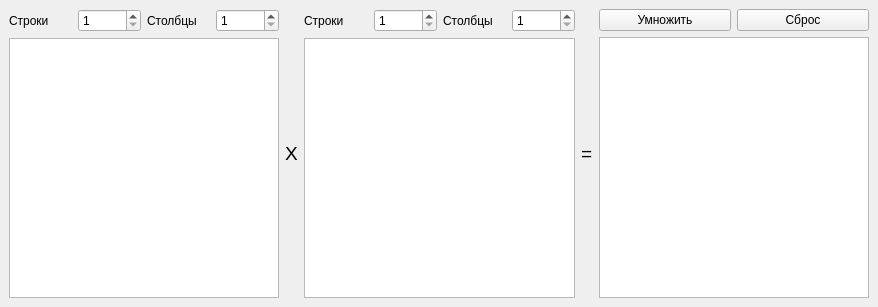
Before: the Qt Designer form src/MainWindow.ui in quasab/TwoMatrixMult, drawn with Qt 5.
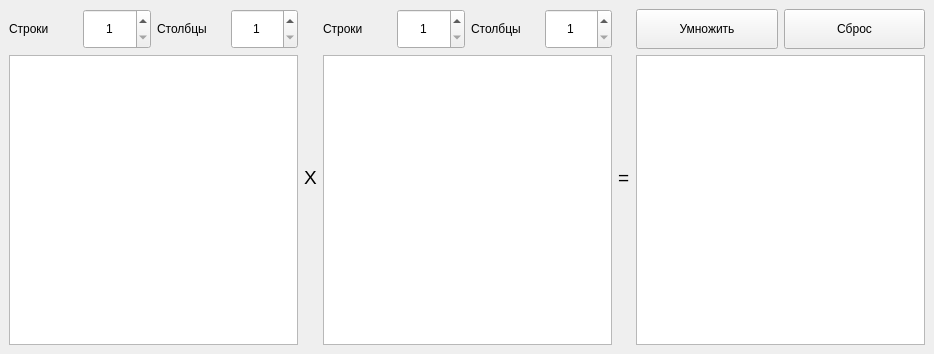
After: the same form once the commit is applied.

What changed in the file:
```diff
--- a/src/MainWindow.ui
+++ b/src/MainWindow.ui
@@ -6,8 +6,8 @@
    <rect>
     <x>0</x>
     <y>0</y>
-    <width>878</width>
-    <height>307</height>
+    <width>934</width>
+    <height>354</height>
    </rect>
   </property>
   <property name="windowTitle">
@@ -23,6 +23,12 @@
          <layout class="QHBoxLayout" name="horizontalLayout">
           <item>
            <widget class="QLabel" name="lbLeftRows">
+            <property name="minimumSize">
+             <size>
+              <width>0</width>
+              <height>40</height>
+             </size>
+            </property>
             <property name="text">
              <string>Строки</string>
             </property>
@@ -30,6 +36,15 @@
           </item>
           <item>
            <widget class="QSpinBox" name="sbLeftRows">
+            <property name="minimumSize">
+             <size>
+              <width>0</width>
+              <height>40</height>
+             </size>
+            </property>
+            <property name="alignment">
+             <set>Qt::AlignCenter</set>
+            </property>
             <property name="minimum">
              <number>1</number>
             </property>
@@ -41,6 +56,12 @@
          <layout class="QHBoxLayout" name="horizontalLayout_2">
           <item>
            <widget class="QLabel" name="lbLeftColumns">
+            <property name="minimumSize">
+             <size>
+              <width>0</width>
+              <height>40</height>
+             </size>
+            </property>
             <property name="text">
              <string>Столбцы</string>
             </property>
@@ -48,6 +69,15 @@
           </item>
           <item>
            <widget class="QSpinBox" name="sbLeftColumns">
+            <property name="minimumSize">
+             <size>
+              <width>0</width>
+              <height>40</height>
+             </size>
+            </property>
+            <property name="alignment">
+             <set>Qt::AlignCenter</set>
+            </property>
             <property name="minimum">
              <number>1</number>
             </property>
@@ -58,7 +88,44 @@
        </layout>
       </item>
       <item>
-       <widget class="QTableView" name="tvLeftMatrix"/>
+       <widget class="QTableView" name="tvLeftMatrix">
+        <property name="focusPolicy">
+         <enum>Qt::ClickFocus</enum>
+        </property>
+        <property name="inputMethodHints">
+         <set>Qt::ImhDigitsOnly</set>
+        </property>
+        <property name="selectionMode">
+         <enum>QAbstractItemView::SingleSelection</enum>
+        </property>
+        <property name="textElideMode">
+         <enum>Qt::ElideMiddle</enum>
+        </property>
+        <attribute name="horizontalHeaderCascadingSectionResizes">
+         <bool>false</bool>
+        </attribute>
+        <attribute name="horizontalHeaderMinimumSectionSize">
+         <number>35</number>
+        </attribute>
+        <attribute name="horizontalHeaderDefaultSectionSize">
+         <number>45</number>
+        </attribute>
+        <attribute name="horizontalHeaderStretchLastSection">
+         <bool>false</bool>
+        </attribute>
+        <attribute name="verticalHeaderCascadingSectionResizes">
+         <bool>false</bool>
+        </attribute>
+        <attribute name="verticalHeaderMinimumSectionSize">
+         <number>35</number>
+        </attribute>
+        <attribute name="verticalHeaderDefaultSectionSize">
+         <number>45</number>
+        </attribute>
+        <attribute name="verticalHeaderStretchLastSection">
+         <bool>false</bool>
+        </attribute>
+       </widget>
       </item>
      </layout>
     </item>
@@ -82,6 +149,12 @@
          <layout class="QHBoxLayout" name="horizontalLayout_4">
           <item>
            <widget class="QLabel" name="lbRightRows">
+            <property name="minimumSize">
+             <size>
+              <width>0</width>
+              <height>40</height>
+             </size>
+            </property>
             <property name="text">
              <string>Строки</string>
             </property>
@@ -89,6 +162,15 @@
           </item>
           <item>
            <widget class="QSpinBox" name="sbRightRows">
+            <property name="minimumSize">
+             <size>
+              <width>0</width>
+              <height>40</height>
+             </size>
+            </property>
+            <property name="alignment">
+             <set>Qt::AlignCenter</set>
+            </property>
             <property name="minimum">
              <number>1</number>
             </property>
@@ -100,6 +182,12 @@
          <layout class="QHBoxLayout" name="horizontalLayout_5">
           <item>
            <widget class="QLabel" name="lbRightColumns">
+            <property name="minimumSize">
+             <size>
+              <width>0</width>
+              <height>40</height>
+             </size>
+            </property>
             <property name="text">
              <string>Столбцы</string>
             </property>
@@ -107,6 +195,15 @@
           </item>
           <item>
            <widget class="QSpinBox" name="sbRightColumns">
+            <property name="minimumSize">
+             <size>
+              <width>0</width>
+              <height>40</height>
+             </size>
+            </property>
+            <property name="alignment">
+             <set>Qt::AlignCenter</set>
+            </property>
             <property name="minimum">
              <number>1</number>
             </property>
@@ -117,7 +214,44 @@
        </layout>
       </item>
       <item>
-       <widget class="QTableView" name="tvRightMatrix"/>
+       <widget class="QTableView" name="tvRightMatrix">
+        <property name="focusPolicy">
+         <enum>Qt::ClickFocus</enum>
+        </property>
+        <property name="inputMethodHints">
+         <set>Qt::ImhDigitsOnly</set>
+        </property>
+        <property name="selectionMode">
+         <enum>QAbstractItemView::SingleSelection</enum>
+        </property>
+        <property name="textElideMode">
+         <enum>Qt::ElideMiddle</enum>
+        </property>
+        <attribute name="horizontalHeaderCascadingSectionResizes">
+         <bool>false</bool>
+        </attribute>
+        <attribute name="horizontalHeaderMinimumSectionSize">
+         <number>35</number>
+        </attribute>
+        <attribute name="horizontalHeaderDefaultSectionSize">
+         <number>45</number>
+        </attribute>
+        <attribute name="horizontalHeaderStretchLastSection">
+         <bool>false</bool>
+        </attribute>
+        <attribute name="verticalHeaderCascadingSectionResizes">
+         <bool>false</bool>
+        </attribute>
+        <attribute name="verticalHeaderMinimumSectionSize">
+         <number>35</number>
+        </attribute>
+        <attribute name="verticalHeaderDefaultSectionSize">
+         <number>45</number>
+        </attribute>
+        <attribute name="verticalHeaderStretchLastSection">
+         <bool>false</bool>
+        </attribute>
+       </widget>
       </item>
      </layout>
     </item>
@@ -139,6 +273,12 @@
        <layout class="QHBoxLayout" name="horizontalLayout_7">
         <item>
          <widget class="QPushButton" name="pbMult">
+          <property name="minimumSize">
+           <size>
+            <width>0</width>
+            <height>40</height>
+           </size>
+          </property>
           <property name="text">
            <string>Умножить</string>
           </property>
@@ -146,6 +286,12 @@
         </item>
         <item>
          <widget class="QPushButton" name="pbReset">
+          <property name="minimumSize">
+           <size>
+            <width>0</width>
+            <height>40</height>
+           </size>
+          </property>
           <property name="text">
            <string>Сброс</string>
           </property>
@@ -154,7 +300,44 @@
        </layout>
       </item>
       <item>
-       <widget class="QTableView" name="tvResultMatrix"/>
+       <widget class="QTableView" name="tvResultMatrix">
+        <property name="focusPolicy">
+         <enum>Qt::NoFocus</enum>
+        </property>
+        <property name="editTriggers">
+         <set>QAbstractItemView::NoEditTriggers</set>
+        </property>
+        <property name="selectionMode">
+         <enum>QAbstractItemView::NoSelection</enum>
+        </property>
+        <property name="textElideMode">
+         <enum>Qt::ElideMiddle</enum>
+        </property>
+        <attribute name="horizontalHeaderCascadingSectionResizes">
+         <bool>false</bool>
+        </attribute>
+        <attribute name="horizontalHeaderMinimumSectionSize">
+         <number>35</number>
+        </attribute>
+        <attribute name="horizontalHeaderDefaultSectionSize">
+         <number>45</number>
+        </attribute>
+        <attribute name="horizontalHeaderStretchLastSection">
+         <bool>false</bool>
+        </attribute>
+        <attribute name="verticalHeaderCascadingSectionResizes">
+         <bool>false</bool>
+        </attribute>
+        <attribute name="verticalHeaderMinimumSectionSize">
+         <number>35</number>
+        </attribute>
+        <attribute name="verticalHeaderDefaultSectionSize">
+         <number>45</number>
+        </attribute>
+        <attribute name="verticalHeaderStretchLastSection">
+         <bool>false</bool>
+        </attribute>
+       </widget>
       </item>
      </layout>
     </item>
```
Left out of the diff: 8 changed lines with no effect on the pictures.
